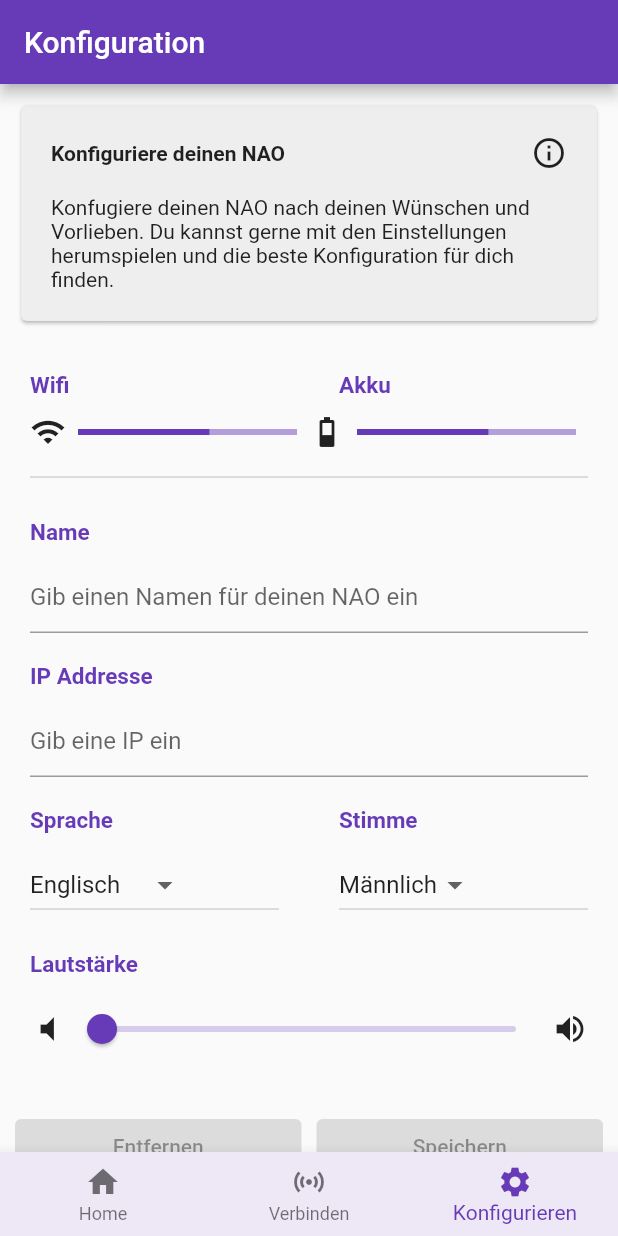
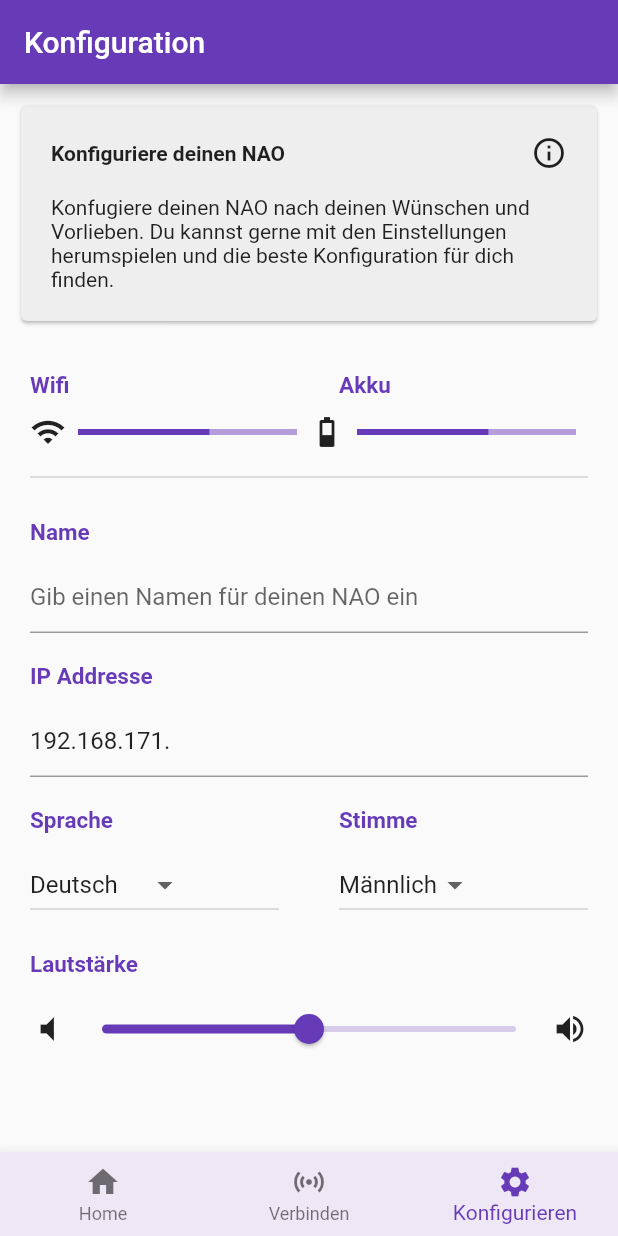
Before and after one commit to sbaer2306/NAO-APP, a Flutter app: the screen it shows after launch, item 3 of the bottom bar chosen, on a phone screen of 412 x 824 dp. Run offline on Flutter 3.47's test engine with Material 2 defaults, Android fonts, the phone set to English and light mode, and no system bars; our stand-ins replace loading_animation_widget; missing offline and left inert: animated_check.

Commit message:
Updated config view

```diff
--- a/lib/pages/config_view.dart
+++ b/lib/pages/config_view.dart
@@ -1,6 +1,7 @@
 import 'package:flutter/material.dart';
 import 'package:flutter/foundation.dart';
 import 'package:http/http.dart' as http;
+import 'package:nao_app/models/robot_model.dart';
 import 'package:nao_app/ui_elements/info_card.dart';
 
 class ConfigItem extends StatelessWidget {
@@ -44,10 +45,35 @@ class ConfigTitle extends StatelessWidget {
   }
 }
 
-class ConfigView extends StatelessWidget {
+class ConfigView extends StatefulWidget {
   const ConfigView({Key? key}) : super(key: key);
 
+  @override
+  State<StatefulWidget> createState() => _ConfigViewState();
+}
+
+class _ConfigViewState extends State<ConfigView> {
+
+
+  final TextEditingController _nameController = TextEditingController();
+  final TextEditingController _ipAddressController = TextEditingController();
+
+  @override
+  void initState() {
+    super.initState();
+    _nameController.text = "";
+    _ipAddressController.text = '192.168.171.';
+  }
+
+  String languageValue = "german";
+  String voiceValue = "male";
+  double volumeValue = 0.5;
+
   Future<void> nameHandler(String name) async {
+    setState(() {
+      _nameController.text = name;
+    });
+
     var url = Uri.https('httpbin.org', 'post');
     var response = await http.post(url, body: {'type': 'Name', 'value': name});
 
@@ -61,6 +87,10 @@ class ConfigView extends StatelessWidget {
   }
 
   Future<void> ipHandler(String ip) async {
+    setState(() {
+      _ipAddressController.text = ip;
+    });
+
     var url = Uri.https('httpbin.org', 'post');
     var response =
         await http.post(url, body: {'type': 'IP-Adresse', 'value': ip});
@@ -75,6 +105,10 @@ class ConfigView extends StatelessWidget {
   }
 
   Future<void> languageHandler(String lng) async {
+    setState(() {
+      languageValue = lng;
+    });
+
     var url = Uri.https('httpbin.org', 'post');
     var response =
         await http.post(url, body: {'type': 'Language', 'value': lng});
@@ -89,6 +123,10 @@ class ConfigView extends StatelessWidget {
   }
 
   Future<void> voiceHandler(String lng) async {
+    setState(() {
+      voiceValue = lng;
+    });
+
     var url = Uri.https('httpbin.org', 'post');
     var response = await http.post(url, body: {'type': 'Voice', 'value': lng});
 
@@ -102,9 +140,12 @@ class ConfigView extends StatelessWidget {
   }
 
   Future<void> volumeHandler(double vol) async {
+    setState(() {
+      volumeValue = vol;
+    });
+
     var url = Uri.https('httpbin.org', 'post');
-    var response =
-        await http.post(url, body: {'type': 'Voice', 'value': vol.toString()});
+    var response = await http.post(url, body: {'type': 'Voice', 'value': vol.toString()});
 
     var statusCode = response.statusCode;
     if (kDebugMode) {
@@ -172,9 +213,10 @@ class ConfigView extends StatelessWidget {
             ConfigItem(children: [
               Expanded(
                 child: TextField(
+                  controller: _nameController,
                   decoration: const InputDecoration(
                       hintText: "Gib einen Namen für deinen NAO ein"),
-                  onChanged: (value) {
+                  onSubmitted: (value) {
                     nameHandler(value.toString());
                   },
                 ),
@@ -184,9 +226,10 @@ class ConfigView extends StatelessWidget {
             ConfigItem(children: [
               Expanded(
                 child: TextField(
+                  controller: _ipAddressController,
                   decoration:
                       const InputDecoration(hintText: "Gib eine IP ein"),
-                  onChanged: (value) {
+                  onSubmitted: (value) {
                     ipHandler(value.toString());
                   },
                 ),
@@ -224,7 +267,7 @@ class ConfigView extends StatelessWidget {
                                 onChanged: (value) {
                                   languageHandler(value.toString());
                                 },
-                                value: "english"),
+                                value: languageValue),
                           )
                         ])
                       ]),
@@ -250,7 +293,7 @@ class ConfigView extends StatelessWidget {
                                 onChanged: (value) {
                                   voiceHandler(value.toString());
                                 },
-                                value: "male"),
+                                value: voiceValue),
                           )
                         ]),
                       ]),
@@ -263,7 +306,7 @@ class ConfigView extends StatelessWidget {
                 const Icon(Icons.volume_mute),
                 Expanded(
                   child: Slider(
-                      value: 0,
+                      value: volumeValue,
                       onChanged: (value) {
                         volumeHandler(value.toDouble());
                       }),
@@ -274,27 +317,6 @@ class ConfigView extends StatelessWidget {
             const SizedBox(
               height: 20,
             ),
-            Padding(
-              padding: const EdgeInsets.all(10),
-              child: Row(
-                children: const [
-                  Expanded(
-                    child: ElevatedButton(
-                      onPressed: null,
-                      child: Text("Entfernen"),
-                    ),
-                  ),
-                  SizedBox(
-                    width: 10,
-                  ),
-                  Expanded(
-                      child: ElevatedButton(
-                    onPressed: null,
-                    child: Text("Speichern"),
-                  )),
-                ],
-              ),
-            )
           ],
         )));
   }
```
Also changed, not shown: lib/pages/speaker_view.dart (+10 -9 lines).
